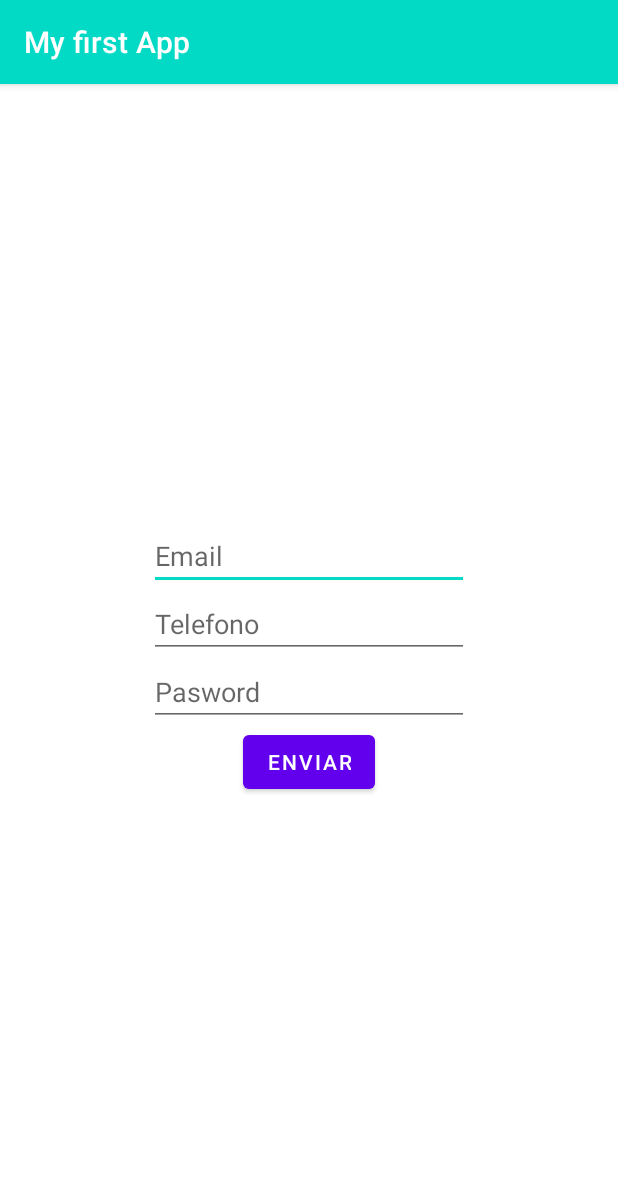
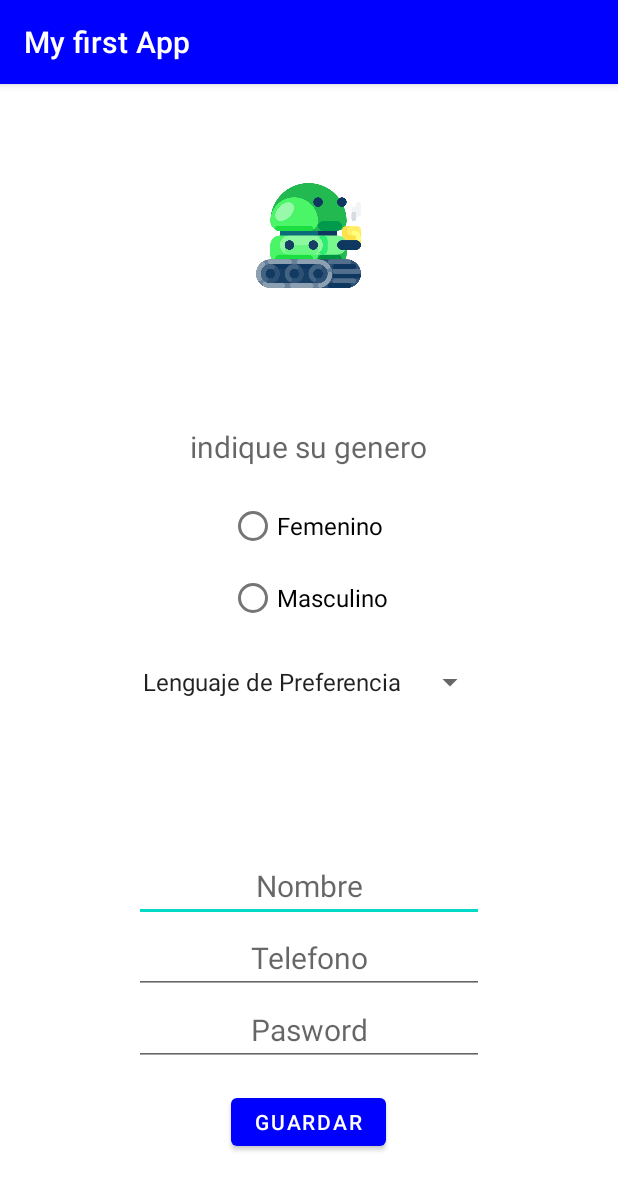
Before and after one commit to eahg04/C-Users-Api-AndroidStudioProjects-HelloWorld, an Android app: the screen it shows after launch (MainActivity), on a phone screen of 412 x 824 dp. Shown: the top 1190 px of the screen. Run offline under Robolectric (Android 15) with nearby library versions, the phone set to English and light mode, and no system bars.

```diff
--- a/app/src/main/AndroidManifest.xml
+++ b/app/src/main/AndroidManifest.xml
@@ -9,10 +9,11 @@
         android:roundIcon="@mipmap/ic_launcher_round"
         android:supportsRtl="true"
         android:theme="@style/AppTheme">
+
         <activity
             android:name=".MainActivity"
             android:exported="true"
-            android:theme= "@style/AppTheme.MyActivityTheme">
+            android:theme="@style/AppTheme.MyActivityTheme">
             <intent-filter>
                 <action android:name="android.intent.action.MAIN" />
 
--- a/app/src/main/java/com/example/helloworld/MainActivity.kt
+++ b/app/src/main/java/com/example/helloworld/MainActivity.kt
@@ -1,26 +1,36 @@
 package com.example.helloworld
 
+import android.content.SharedPreferences
 import androidx.appcompat.app.AppCompatActivity
 import android.os.Bundle
-import android.util.Log
-import android.widget.Button
-import android.widget.EditText
-import android.widget.TextView
-import android.widget.Toast
-import kotlin.math.log
+import android.widget.*
+import java.util.prefs.AbstractPreferences
 
 class MainActivity : AppCompatActivity() {
+
 
     override fun onCreate(savedInstanceState: Bundle?) {
         super.onCreate(savedInstanceState)
         setContentView(R.layout.activity_main)
 
-        val email = findViewById<EditText>(R.id.email)
+        val spinner = findViewById<Spinner>(R.id.idspnElementos)
+
+        val lista =
+            listOf("Lenguaje de Preferencia", "JavaScript", "Java", "Kotlin", "Phyton", "HTML")
+
+        val adaptador = ArrayAdapter(this, android.R.layout.simple_spinner_item, lista)
+        spinner.adapter = adaptador
+
+
+        val name = findViewById<EditText>(R.id.etName)
+        val telephone = findViewById<EditText>(R.id.phone)
         val sendButton = findViewById<Button>(R.id.send)
 
-        sendButton.setOnClickListener{
-            val message = "Email : ${email.text}"
-            Toast.makeText(this, message,Toast.LENGTH_SHORT).show()
+        sendButton.setOnClickListener {
+            val message = "Nombre : ${name.text}, Telefono : ${telephone.text}"
+            Toast.makeText(this, message, Toast.LENGTH_SHORT).show()
+
         }
+
     }
 }
--- a/app/src/main/res/layout/activity_main.xml
+++ b/app/src/main/res/layout/activity_main.xml
@@ -10,23 +10,67 @@
     android:theme="@style/AppTheme"
     tools:context=".MainActivity">
 
-    <EditText
-        android:id="@+id/email"
+
+    <ImageView
+        android:layout_width="70dp"
+        android:layout_height="94dp"
+        android:src="@drawable/image"
+        android:layout_marginBottom="80dp"
+        ></ImageView>
+
+    <TextView
+        android:id="@+id/sexo"
         android:layout_width="wrap_content"
         android:layout_height="wrap_content"
+        android:layout_marginBottom="15sp"
+        android:hint="indique su genero"
+        android:textSize="20sp" />
+    <RadioGroup
+        android:layout_width="wrap_content"
+        android:layout_height="wrap_content">
+
+        <RadioButton
+            android:id="@+id/idRadio1"
+            android:layout_width="match_parent"
+            android:layout_height="wrap_content"
+            android:text="Femenino"
+            android:textSize="16sp" />
+
+        <RadioButton
+            android:id="@+id/idRadio2"
+            android:layout_width="match_parent"
+            android:layout_height="wrap_content"
+            android:layout_marginBottom="20dp"
+            android:text="Masculino"
+            android:textSize="16sp" />
+    </RadioGroup>
+
+    <Spinner
+        android:id="@+id/idspnElementos"
+        android:layout_width="wrap_content"
+        android:layout_height="wrap_content"
+        android:text="Lenguaje de Preferencia"/>
+
+    <EditText
+        android:id="@+id/etName"
+        android:layout_width="wrap_content"
+        android:layout_height="wrap_content"
+        android:layout_marginTop="100dp"
         android:ems="10"
-        android:hint="Email"
+        android:hint="Nombre"
         android:inputType="textEmailAddress"
+        android:textSize="20sp"
         android:theme="@style/AppTheme" />
 
     <EditText
-        android:id="@+id/editTextPhone2"
-        style="@style/Widget.AppCompat.EditText"
+        android:id="@+id/phone"
+        style="@style/Widget.AppTheme.EditText"
         android:layout_width="wrap_content"
         android:layout_height="wrap_content"
         android:ems="10"
         android:hint="Telefono"
         android:inputType="phone"
+        android:textSize="20sp"
         android:theme="@style/AppTheme.Form" />
 
     <EditText
@@ -35,11 +79,14 @@
         android:layout_height="wrap_content"
         android:ems="10"
         android:hint="Pasword"
-        android:inputType="textPassword" />
+        android:inputType="textPassword"
+        android:textSize="20sp"/>
 
     <Button
         android:id="@+id/send"
         android:layout_width="wrap_content"
-        android:layout_height="wrap_content"
-        android:text="ENVIAR" />
+        android:layout_height="44dp"
+        android:layout_marginTop="15dp"
+        android:text="GUARDAR" />
+
 </LinearLayout>
--- /dev/null
+++ b/app/src/main/res/layout/activity_result.xml
@@ -0,0 +1,24 @@
+<?xml version="1.0" encoding="utf-8"?>
+<LinearLayout xmlns:android="http://schemas.android.com/apk/res/android"
+    xmlns:app="http://schemas.android.com/apk/res-auto"
+    xmlns:tools="http://schemas.android.com/tools"
+    android:id="@+id/container"
+    android:layout_width="match_parent"
+    android:layout_height="match_parent"
+    tools:context=".ResultActivity"
+    android:orientation="vertical"
+    android:gravity="center">
+
+    <TextView
+        android:id="@+id/tvName"
+        android:layout_width="wrap_content"
+        android:layout_height="wrap_content"
+        android:textSize="20sp"
+        android:textStyle="bold"
+        android:text="Bienvenido"/>
+
+    <Button
+        android:layout_width="wrap_content"
+        android:layout_height="wrap_content"
+        android:text="Cerrar Sesion"/>
+</LinearLayout>
--- a/app/src/main/res/values/strings.xml
+++ b/app/src/main/res/values/strings.xml
@@ -1,3 +1,3 @@
 <resources>
-    <string name="app_name">HelloWorld</string>
+    <string name="app_name">Componentes Basicos</string>
 </resources>
--- a/app/src/main/res/values/themes.xml
+++ b/app/src/main/res/values/themes.xml
@@ -2,26 +2,31 @@
     <!-- Base application theme. -->
     <style name="AppTheme" parent="Theme.MaterialComponents.DayNight.DarkActionBar">
         <!-- Primary brand color. -->
-        <item name="colorPrimary">@color/purple_500</item>
-        <item name="colorPrimaryVariant">@color/purple_700</item>
+        <item name="colorPrimary">#0000ff</item>
+        <item name="colorPrimaryVariant">#00ff00</item>
         <item name="colorOnPrimary">@color/white</item>
         <!-- Secondary brand color. -->
         <item name="colorSecondary">@color/teal_200</item>
         <item name="colorSecondaryVariant">@color/teal_700</item>
-        <item name="colorOnSecondary">@color/black</item>
+        <item name="colorOnSecondary">#000000</item>
         <!-- Status bar color. -->
         <item name="android:statusBarColor" tools:targetApi="l">?attr/colorPrimaryVariant</item>
         <!-- Customize your theme here. -->
+        <item name="editTextStyle">@style/Widget.AppTheme.EditText</item>
     </style>
 
     <style name="AppTheme.MyActivityTheme">
-        <item name="colorPrimary">@color/teal_200</item>
+        <item name="colorPrimary">#0000ff</item>
     </style>
 
     <style name="AppTheme.Form">
         <item name="colorSecondary">#f00000</item>
     </style>
 
-    <!--<style name=""-->
+    <style name="Widget.AppTheme.EditText" parent="@style/Widget.AppCompat.EditText">
+        <item name="android:gravity">center</item>
+    </style>
+
+
 
 </resources>
```
Also changed, not shown: app/src/main/res/drawable/image.png (added).
